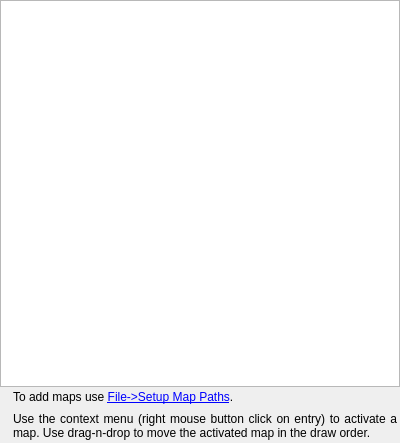
Qt form src/qmapshack/map/IMapList.ui (Maproom/qmapshack) before a commit.
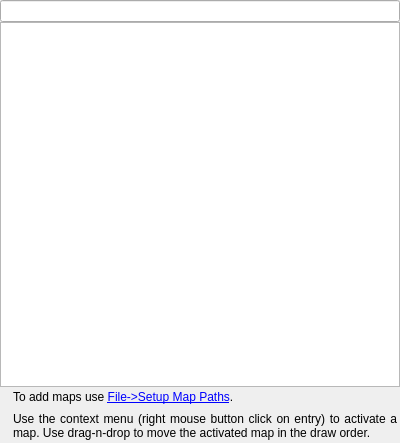
The same form after that commit. Icons and pictures are not drawn. Custom widgets are drawn as their Qt base class.

Commit message: Add filter line edit to map and DEM list

Patch:
```diff
--- a/src/qmapshack/map/IMapList.ui
+++ b/src/qmapshack/map/IMapList.ui
@@ -29,6 +29,13 @@
    <property name="bottomMargin">
     <number>0</number>
    </property>
+   <item>
+    <widget class="QLineEdit" name="lineFilter">
+     <property name="toolTip">
+      <string>Filter: Start to type and the list will be reduced to matching items.</string>
+     </property>
+    </widget>
+   </item>
    <item>
     <widget class="CMapTreeWidget" name="treeWidget">
      <property name="contextMenuPolicy">
```
Left out of the diff: 28 changed lines with no effect on the pictures. The commit also changes 6 other files.
